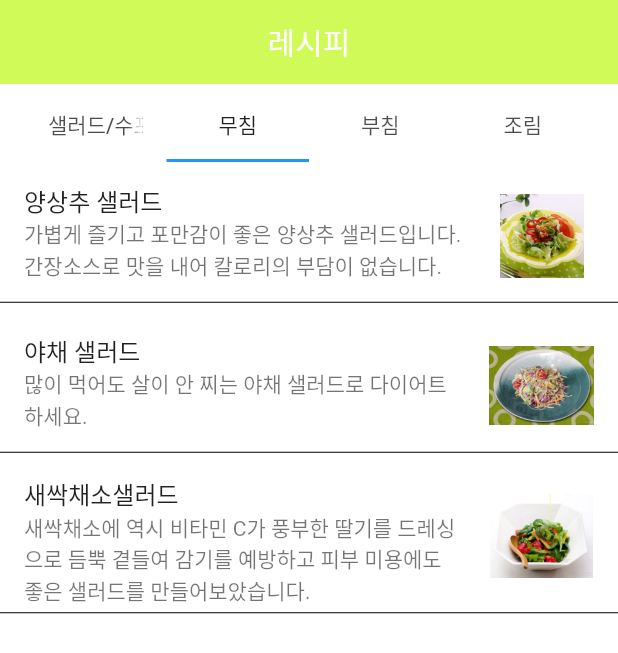
After one commit to zxver1000/Plant_App, a Flutter app: the recipe screen opened directly, tab 2 chosen, on a phone screen of 412 x 824 dp. The commit adds this screen. Shown: the top 653 px of the screen. Run offline on Flutter 3.47's test engine with Material 2 defaults, Android fonts, the phone set to English and light mode, and no system bars; our stand-ins replace firebase_core, flutter_svg, google_fonts, image_picker; accounts and stored records are empty.

Commit message:
recipe page add

```diff
--- a/lib/screens/main_screens.dart
+++ b/lib/screens/main_screens.dart
@@ -8,7 +8,7 @@ import 'package:plant_app/models/nav_item.dart';
 import 'package:plant_app/constants.dart';
 import 'package:flutter_svg/flutter_svg.dart';
 import 'package:plant_app/Notice_board.dart';
-
+import 'package:plant_app/screens/recipe/recipe.dart';
 class MainScreens extends StatefulWidget {
   static String routeName = "/main_screens";
 
@@ -28,7 +28,7 @@ class _MainScreensState extends State<MainScreens> {
         index: _selectedIndex,
         children: [
           HomeScreen(),
-          RecommendScreen(),
+          recipe(),
           CategoryScreen(),
           board(),
 
--- /dev/null
+++ b/lib/screens/recipe/recipe.dart
@@ -0,0 +1,264 @@
+
+import 'package:flutter/cupertino.dart';
+import 'package:flutter/material.dart';
+import 'package:firebase_core/firebase_core.dart';
+import 'package:image_picker/image_picker.dart';
+import 'dart:io';
+import 'package:intl/intl.dart';
+import 'package:plant_app/main.dart';
+import 'package:provider/provider.dart';
+
+class recipe extends StatefulWidget {
+  const recipe({Key? key}) : super(key: key);
+
+
+
+
+
+  @override
+  State<recipe> createState() => _recipeState();
+}
+
+class _recipeState extends State<recipe> with SingleTickerProviderStateMixin{
+  late TabController? tab;
+  var indexs=0;
+  var board_name=["샐러드/수프","무침","부침","조림"];
+
+  @override
+  void initState() {
+    // TODO: implement initState
+    super.initState();
+    tab=TabController(
+      length: 4,
+      vsync: this,
+    );
+  }
+  @override
+  Widget build(BuildContext context) {
+    return Scaffold(
+      appBar: AppBar(title: Text("레시피"),),
+
+      body: Scaffold(
+          appBar: AppBar(
+            backgroundColor: Colors.white,
+            title:TabBar(controller: tab,onTap:(i){
+              indexs=i;
+            },
+              tabs: [Tab(text:board_name[0],),Tab(text:board_name[1],),Tab(text:board_name[2]),Tab(text:board_name[3])]),
+          ),
+          body: TabBarView(
+            controller: tab,
+            children: <Widget>[
+              CustomScrollView(
+                  slivers:<Widget>[
+                    SliverFixedExtentList(
+                      itemExtent: 100.0,
+                      delegate: SliverChildBuilderDelegate((BuildContext context,int index){
+                        return Padding(
+                            padding:EdgeInsets.only(top: 1),
+                            child:
+                            Column(children: <Widget>[ ListTile(
+                              isThreeLine: true,
+                              // leading: dataset[index].userImage!=null?Image.file(dataset[index].userImage):Text(""),
+                              title:Text(context.watch<recipeData>().saladData[index].name.toString()),
+                              subtitle: Text(context.watch<recipeData>().saladData[index].summary.toString()),
+                              onTap : ()=>{
+                                print("tab :"+indexs.toString()),
+
+                                context.read<recipeData>().plusVisit(context.read<recipeData>().saladData[index])
+                              ,Navigator.push(context, MaterialPageRoute(builder: (context) {
+                              return information(board_name:board_name[indexs],index:index);
+                              }))
+                              },
+                              trailing:Image(image: AssetImage(context.watch<recipeData>().saladData[index].image),height: 70,width: 70,),
+                            ),
+                              Divider(height: 1,color: Colors.black,)],)
+                        );
+                      },childCount: context.read<recipeData>().saladData.length),
+                    )
+                  ]
+              ),
+
+              //두번쨰꺼위치!!!
+             moochim(board_name:board_name[indexs])
+           ,
+              boochim(board_name:board_name[indexs])
+            ,
+              TextButton(onPressed: (){
+                print("tab ! "+indexs.toString());
+              }, child: Text("12"))],
+          ),
+
+
+
+
+
+      ),
+    );
+  }
+}
+
+
+class information extends StatefulWidget {
+  const information({Key? key,this.board_name,this.index}) : super(key: key);
+  final board_name;
+  final index;
+  @override
+  State<information> createState() => _informationState();
+}
+class _informationState extends State<information> {
+
+  @override
+  Widget build(BuildContext context) {
+    return Scaffold(
+      appBar: AppBar(title: Text("레시피정보"),),
+    body:CustomScrollView(
+      slivers: [
+        SliverToBoxAdapter(
+          child: Padding(
+              padding:EdgeInsets.all(13),
+              child:Text(widget.board_name.toString()+" >")),
+        ),
+        SliverToBoxAdapter(
+          child: Padding(padding: EdgeInsets.all(13),
+          child: Image(image: AssetImage(context.watch<recipeData>().saladData[widget.index].image),height: 200,),)
+        ),
+        SliverToBoxAdapter(
+          child: Divider(height: 1,color: Colors.black,),
+        ),
+        SliverToBoxAdapter(
+          child: Padding(
+              padding:EdgeInsets.all(13),
+              child:Text("● "+context.read<recipeData>().saladData[widget.index].name.toString())),
+        ),
+        SliverToBoxAdapter(
+          child: Padding(
+              padding:EdgeInsets.only(left: 13),
+              child:Text("- 조리시간 : "+context.read<recipeData>().saladData[widget.index].cookingtime.toString())),
+        ),
+        SliverToBoxAdapter(
+          child: Padding(
+              padding:EdgeInsets.only(left: 13),
+              child:Text("- 칼로리 : "+context.read<recipeData>().saladData[widget.index].calorie.toString())),
+        ),
+        SliverToBoxAdapter(
+          child: Padding(
+              padding:EdgeInsets.all(13),
+              child:Text("- 주재료 : "+context.read<recipeData>().saladData[widget.index].mainingredient.toString())),
+        ),
+        SliverToBoxAdapter(
+          child: Padding(
+              padding:EdgeInsets.all(13),
+              child:Text("- 부재료 : "+context.read<recipeData>().saladData[widget.index].subingredient.toString())),
+        ),
+
+        SliverToBoxAdapter(
+          child: Padding(
+              padding:EdgeInsets.only(left: 13),
+              child:Text("- 조리법 : "+context.read<recipeData>().saladData[widget.index].cookingcourse.toString())),
+        ),
+
+      ],
+    ),
+
+      bottomNavigationBar: BottomAppBar(
+
+        child: Row(
+          mainAxisAlignment: MainAxisAlignment.spaceBetween
+          ,children: [TextButton(onPressed: (){
+          Navigator.pop(context,false);
+        }, child: Row(children: [Icon(Icons.list),Text("목록으로"),],),
+          style:TextButton.styleFrom(primary: Colors.black),),
+          TextButton(onPressed: (){}, child:
+          Row(children: [Icon(Icons.star)],))],),
+      ),
+    );
+  }
+}
+
+
+class moochim extends StatefulWidget {
+  const moochim({Key? key,this.board_name}) : super(key: key);
+final board_name;
+  @override
+  State<moochim> createState() => _moochimState();
+}
+
+class _moochimState extends State<moochim> {
+  @override
+  Widget build(BuildContext context) {
+    return  CustomScrollView(
+        slivers:<Widget>[
+          SliverFixedExtentList(
+            itemExtent: 100.0,
+            delegate: SliverChildBuilderDelegate((BuildContext context,int index){
+              return Padding(
+                  padding:EdgeInsets.only(top: 1),
+                  child:
+                  Column(children: <Widget>[ ListTile(
+                    isThreeLine: true,
+                    // leading: dataset[index].userImage!=null?Image.file(dataset[index].userImage):Text(""),
+                    title:Text(context.watch<recipeData>().saladData[index].name.toString()),
+                    subtitle: Text(context.watch<recipeData>().saladData[index].summary.toString()),
+                    onTap : ()=>{
+
+                      context.read<recipeData>().plusVisit(context.read<recipeData>().saladData[index])
+                      /*
+                      ,Navigator.push(context, MaterialPageRoute(builder: (context) {
+                        return information(board_name:board_name[indexs],index:index);
+                      }))
+                      */
+                    },
+                    trailing:Image(image: AssetImage(context.watch<recipeData>().saladData[index].image),height: 70,width: 70,),
+                  ),
+                    Divider(height: 1,color: Colors.black,)],)
+              );
+            },childCount: context.read<recipeData>().saladData.length),
+          )
+        ]
+    );
+  }
+}
+
+class boochim extends StatefulWidget {
+  const boochim({Key? key,this.board_name}) : super(key: key);
+  final board_name;
+  @override
+  State<boochim> createState() => _boochimState();
+}
+
+class _boochimState extends State<boochim> {
+  @override
+  Widget build(BuildContext context) {
+    return  CustomScrollView(
+        slivers:<Widget>[
+          SliverFixedExtentList(
+            itemExtent: 100.0,
+            delegate: SliverChildBuilderDelegate((BuildContext context,int index){
+              return Padding(
+                  padding:EdgeInsets.only(top: 1),
+                  child:
+                  Column(children: <Widget>[ ListTile(
+                    isThreeLine: true,
+                    // leading: dataset[index].userImage!=null?Image.file(dataset[index].userImage):Text(""),
+                    title:Text(context.watch<recipeData>().saladData[index].name.toString()),
+                    subtitle: Text(context.watch<recipeData>().saladData[index].summary.toString()),
+                    onTap : ()=>{
+
+                      context.read<recipeData>().plusVisit(context.read<recipeData>().saladData[index])
+                      /*
+                      ,Navigator.push(context, MaterialPageRoute(builder: (context) {
+                        return information(board_name:board_name[indexs],index:index);
+                      }))
+                      */
+                    },
+                    trailing:Image(image: AssetImage(context.watch<recipeData>().saladData[index].image),height: 70,width: 70,),
+                  ),
+                    Divider(height: 1,color: Colors.black,)],)
+              );
+            },childCount: context.read<recipeData>().saladData.length),
+          )
+        ]
+    );
+  }
+}
--- /dev/null
+++ b/lib/screens/recipe/recipe_item.dart
@@ -0,0 +1,44 @@
+class recipe{
+  var name;
+  var summary;
+  var mainingredient;
+  var subingredient;
+  var cookingtime;
+  var serving;
+  var calorie;
+  var cookingcourse;
+  var image;
+  var visit=0;
+  var like=0;
+  recipe(this.name,this.summary,this.mainingredient,this.subingredient,this.cookingtime,this.serving,this.calorie,this.cookingcourse,this.image);
+}
+
+var saladRecipe=[
+  recipe("양상추 샐러드", "가볍게 즐기고 포만감이 좋은 양상추 샐러드입니다.간장소스로 맛을 내어 칼로리의 부담이 없습니다.",
+      "양상추(손바닥 크기) 6장(90g), 토마토 1/2개(100g), 치커리 15g, 청피망 1/10개(10g), 홍피망 1/10개(10g)",
+      "드레싱(양파 1/20개(10g), 간장(진간장) 1큰술(15ml), 식초 1큰술(15ml), 설탕 1/2큰술(5g), 마늘(다진 마늘) 1작은술(3g), 레몬즙 1작은술(5ml), 올리브유 1큰술(15ml))",
+      "15분",
+      "1인분 기준",
+      "104kcal (1인분)",
+      "01.양상추, 치커리는 흐르는 물에 씻은 후 얼음물에 담가둔다. 토마토는 모양대로 1cm 폭으로 썰고, 청피망과 홍피망은 모양대로 0.5cm 두께로 썬다.\n02.양파는 다진다. 볼에 드레싱 재료를 넣고 골고루 섞는다.\n03.양배추, 치커리는 체에 밭쳐 물기를 뺀다. 접시에 양상추, 치커리, 홍피망, 청피망, 토마토를 담고 먹기 직전에 드레싱을 뿌린다."
+, "assets/image_recipe/salad/recipe1.jpg"
+          )
+  ,
+  recipe("야채 샐러드", "많이 먹어도 살이 안 찌는 야채 샐러드로 다이어트 하세요.",
+      "양배추(손바닥 크기) 2장(60g), 방울토마토 5개(100g), 적채(손바닥 크기) 2장(60g), 당근 1/3개(70g)",
+      "감자 1개(200g), 깻잎 6장(12g), 채식 드레싱(두부 100g, 견과류(잣, 호두, 땅콩) 150g, 올리브유 1큰술(15ml), 샐러리 10cm(20g), 조청 2큰술(20g), 식초 1작은술(5ml), 키위 1/4개(25g))",
+      "30분",
+      "2인분 기준",
+      "206kcal",
+      "01.양배추, 적채, 깻잎, 당근, 감자는 가늘게 채 썬다.\n02.양배추는 적채, 당근은 물에 담가 두었다가 체에 밭쳐 물기를 뺀다.\n03.방울토마토는 2등분 한다. 감자는 끓는 물에 데친 후 찬물에 헹구고 체에 밭쳐 물기를 뺀다.\n04.두부는 끓는 물에 데친다. 푸드 프로세서에 채식 드레싱 재료를 넣고 곱게 간다.\n05.볼에 데친 감자, 양배추, 적채, 깻잎, 당근, 방울 토마토, 채식 드레싱을 넣고 골고루 섞는다.",
+      "assets/image_recipe/salad/recipe2.jpg"),
+  recipe("새싹채소샐러드",
+      "새싹채소에 역시 비타민 C가 풍부한 딸기를 드레싱으로 듬뿍 곁들여 감기를 예방하고 피부 미용에도 좋은 샐러드를 만들어보았습니다.",
+      " 새싹채소 200g, 노랑 파프리카 1/4개, 빨강 파프리카 1/4개, 엑스트라 버진 올리브유 1큰술",
+      "딸기 5개, 엑스트라 버진 올리브유 3큰술, 레몬즙 1 1/2큰술, 꿀 1작은술, 소금(조금) 조금, 후춧가루(조금) 조금",
+      "30분",
+      "2인분",
+      "204kcal (2인분)",
+      "01.새싹채소는 찬물에 씻어 물기를 잘 빼두고, 파프리카는 씨를 뺀 뒤 4~5㎝ 길이로 가늘게 채 썬다.\n02.딸기 드레싱을 만든다. 볼에 딸기를 넣고 포크로 짓이긴 뒤 나머지 드레싱 재료를 넣고 고루 섞는다.\n03.큰 볼에 새싹채소와 파프리카를 넣고 엑스트라 버진 올리브유 1큰술을 넣어 살짝 버무린 뒤 그릇에 올린다.\n04.3에 2의 드레싱을 끼얹는다.",
+      "assets/image_recipe/salad/recipe3.jpg")
+];
--- a/pubspec.yaml
+++ b/pubspec.yaml
@@ -41,7 +41,7 @@ dependencies:
   image_picker: 0.8.5
   firebase_core: ^1.16.0
   buttons_tabbar: ^1.3.3
-
+  provider: ^6.0.1
 dev_dependencies:
   flutter_test:
     sdk: flutter
@@ -69,6 +69,7 @@ flutter:
   assets:
     - assets/icons/
     - assets/images/
+    - assets/image_recipe/salad/
   #   - images/a_dot_burr.jpeg
   #   - images/a_dot_ham.jpeg
 
```
Also changed, not shown: lib/Notice_board.dart (+53 -24 lines), lib/main.dart (+76 -1 lines), assets/image_recipe/salad/recipe1.jpg (added), assets/image_recipe/salad/recipe2.jpg (added), assets/image_recipe/salad/recipe3.jpg (added), pubspec.lock.
